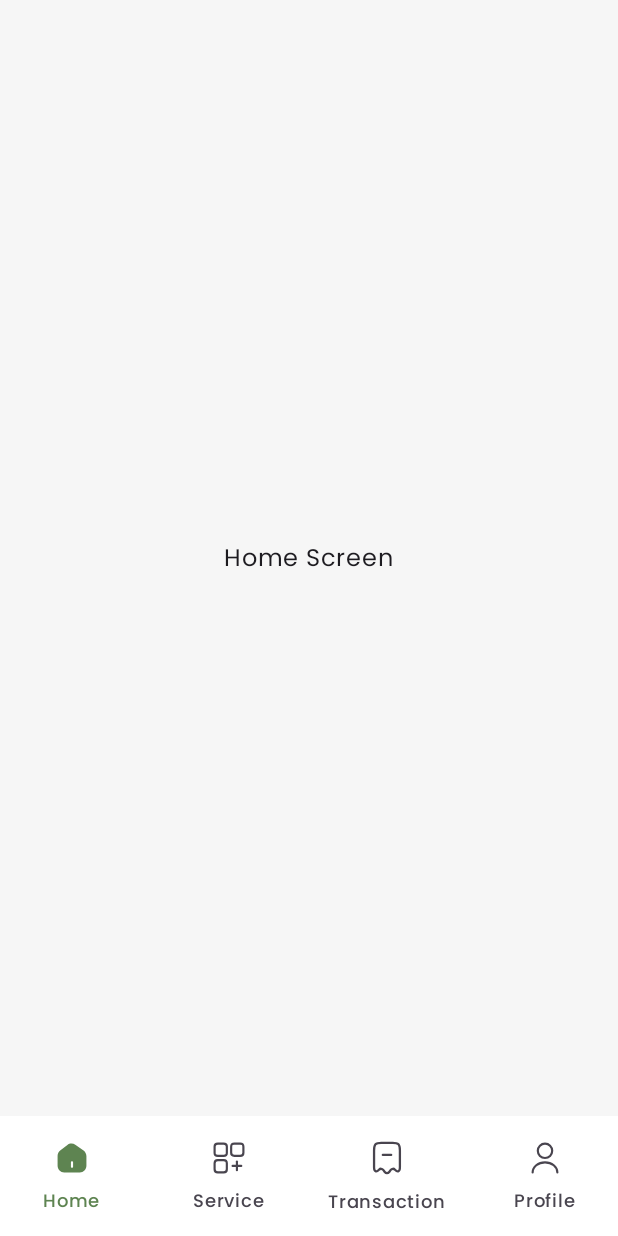
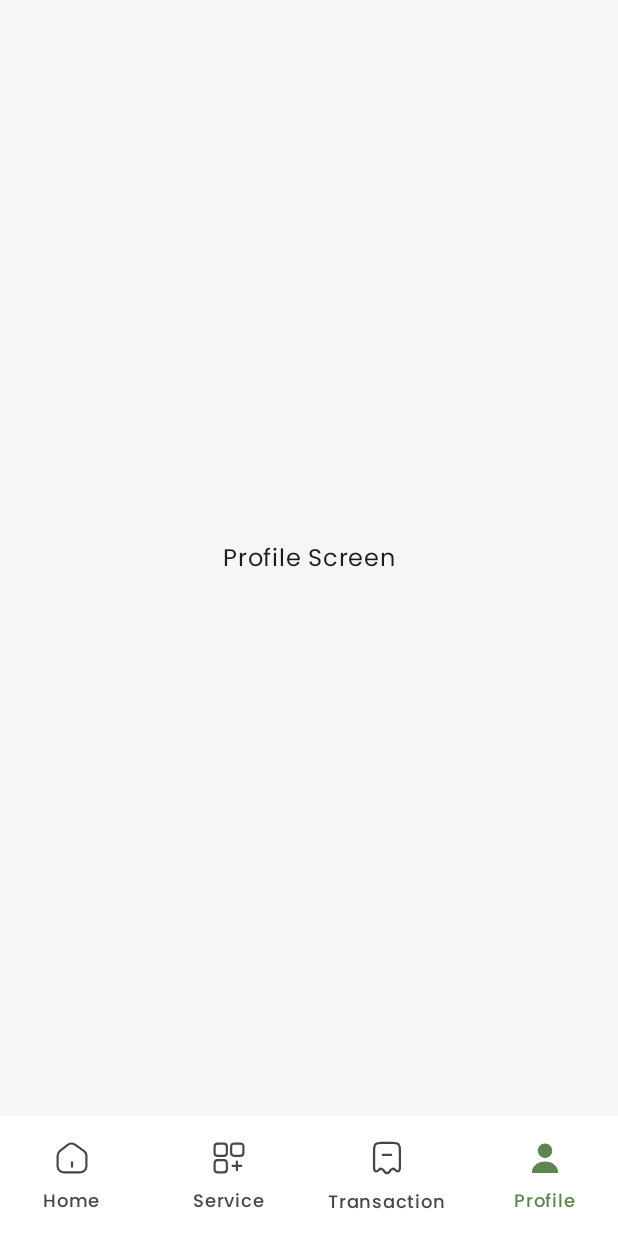
Before and after one commit to DaniWahyudi00/massiveapps, an Android app built with Jetpack Compose: the screen it shows after launch (MainActivity), item 4 of the bottom bar chosen, on a phone screen of 412 x 824 dp. Run offline under Robolectric (Android 15) with nearby library versions, the phone set to English and light mode, and no system bars.

Commit message:
Add Transaction, Service, and Profile screen

```diff
--- a/app/src/main/java/com/example/massiveapp/BuilderHomeApp.kt
+++ b/app/src/main/java/com/example/massiveapp/BuilderHomeApp.kt
@@ -12,6 +12,9 @@ import androidx.navigation.compose.rememberNavController
 import com.example.massiveapp.navigation.Screen
 import com.example.massiveapp.screens.component.BottomNavigation
 import com.example.massiveapp.screens.home.HomeScreen
+import com.example.massiveapp.screens.profile.ProfileScreen
+import com.example.massiveapp.screens.service.ServiceScreen
+import com.example.massiveapp.screens.transaction.TransactionScreen
 import com.example.massiveapp.ui.theme.MassiveappTheme
 
 @Composable
@@ -29,6 +32,15 @@ fun BuilderHomeApp(
             composable(route = Screen.Home.route) {
                 HomeScreen()
             }
+            composable(route = Screen.Service.route) {
+                ServiceScreen()
+            }
+            composable(route = Screen.Transaction.route) {
+                TransactionScreen()
+            }
+            composable(route = Screen.Profile.route) {
+                ProfileScreen()
+            }
         }
     }
 }
--- a/app/src/main/java/com/example/massiveapp/screens/component/BottomNavigation.kt
+++ b/app/src/main/java/com/example/massiveapp/screens/component/BottomNavigation.kt
@@ -1,5 +1,6 @@
 package com.example.massiveapp.screens.component
 
+import androidx.compose.foundation.layout.height
 import androidx.compose.material3.Icon
 import androidx.compose.material3.MaterialTheme
 import androidx.compose.material3.NavigationBar
@@ -12,7 +13,9 @@ import androidx.compose.ui.Modifier
 import androidx.compose.ui.graphics.Color
 import androidx.compose.ui.res.painterResource
 import androidx.compose.ui.tooling.preview.Preview
+import androidx.compose.ui.unit.dp
 import androidx.core.graphics.toColorInt
+import androidx.navigation.NavGraph.Companion.findStartDestination
 import androidx.navigation.NavHostController
 import androidx.navigation.compose.currentBackStackEntryAsState
 import androidx.navigation.compose.rememberNavController
@@ -27,7 +30,7 @@ fun BottomNavigation(
     navController: NavHostController
 ) {
     NavigationBar(
-        containerColor = Color.White
+        containerColor = Color.White,
     ) {
         val navBackStackEntry by navController.currentBackStackEntryAsState()
         val currentRoute = navBackStackEntry?.destination?.route
@@ -61,7 +64,6 @@ fun BottomNavigation(
             val isSelected = currentRoute == item.screen.route
             NavigationBarItem(
                 selected = isSelected,
-                onClick = {},
                 icon = {
                     if (isSelected) {
                         Icon(
@@ -92,7 +94,16 @@ fun BottomNavigation(
                 },
                 colors = NavigationBarItemDefaults.colors(
                     indicatorColor = Color.White
-                )
+                ),
+                onClick = {
+                    navController.navigate(item.screen.route) {
+                        popUpTo(navController.graph.findStartDestination().id) {
+                            saveState = true
+                        }
+                        restoreState = true
+                        launchSingleTop = true
+                    }
+                }
             )
         }
     }
--- /dev/null
+++ b/app/src/main/java/com/example/massiveapp/screens/profile/ProfileScreen.kt
@@ -0,0 +1,18 @@
+package com.example.massiveapp.screens.profile
+
+import androidx.compose.foundation.layout.Box
+import androidx.compose.foundation.layout.fillMaxSize
+import androidx.compose.material3.Text
+import androidx.compose.runtime.Composable
+import androidx.compose.ui.Alignment
+import androidx.compose.ui.Modifier
+
+@Composable
+fun ProfileScreen(modifier: Modifier = Modifier) {
+    Box(
+        modifier = Modifier.fillMaxSize(),
+        contentAlignment = Alignment.Center
+    ) {
+        Text(text = "Profile Screen")
+    }
+}
--- /dev/null
+++ b/app/src/main/java/com/example/massiveapp/screens/transaction/TransactionScreen.kt
@@ -0,0 +1,18 @@
+package com.example.massiveapp.screens.transaction
+
+import androidx.compose.foundation.layout.Box
+import androidx.compose.foundation.layout.fillMaxSize
+import androidx.compose.material3.Text
+import androidx.compose.runtime.Composable
+import androidx.compose.ui.Alignment
+import androidx.compose.ui.Modifier
+
+@Composable
+fun TransactionScreen(modifier: Modifier = Modifier) {
+    Box(
+        modifier = Modifier.fillMaxSize(),
+        contentAlignment = Alignment.Center
+    ) {
+        Text(text = "Transaction Screen")
+    }
+}
```
Also changed, not shown: app/src/main/java/com/example/massiveapp/screens/service/ServiceScreen.kt (added, +18 -0 lines).
